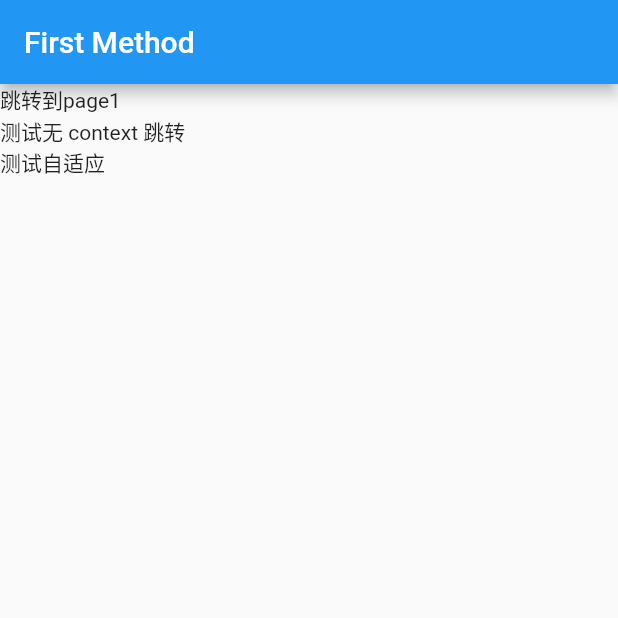
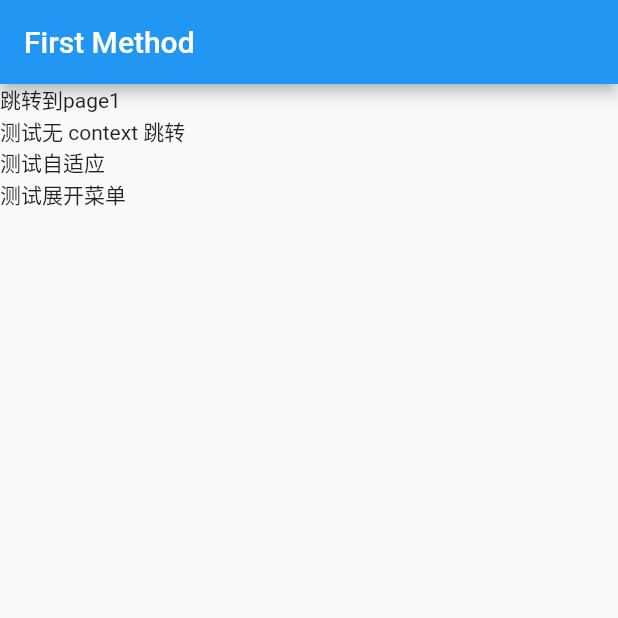
Before and after one commit to front-ck996/study_flutter, a Flutter app: the screen it shows after launch, on a phone screen of 412 x 824 dp, the top half of it. Run offline on Flutter 3.47's test engine with Material 2 defaults, Android fonts, the phone set to English and light mode, and no system bars; our stand-ins replace device_info_plus, flutter_screenutil, shared_preferences.

Commit message:
测试侧边栏

```diff
--- a/lib/main.dart
+++ b/lib/main.dart
@@ -90,6 +90,14 @@ class _MyHomePageState extends State<MyHomePage> {
                 CustomRouter.push(route: '/plug-screen-until');
               },
             ),
+            GestureDetector(
+              child: Text(
+                '测试展开菜单',
+              ),
+              onTap: () {
+                CustomRouter.push(route: '/UIExpanded');
+              },
+            ),
           ],
         ));
   }
--- a/lib/router/Router.dart
+++ b/lib/router/Router.dart
@@ -1,4 +1,5 @@
 import 'package:flutter/material.dart';
+import 'package:study_flutter/pages/UIExpanded/UIExpanded.dart';
 import 'package:study_flutter/pages/page1/Page1.dart';
 import 'package:study_flutter/pages/plugScreenutil/PlugScreenUntil.dart';
 import 'package:study_flutter/untils/GlobalNav.dart';
@@ -10,6 +11,7 @@ class CustomRouter extends StatelessWidget {
   static final routers = {
     '/form': (context, {arguments}) => FormPage(arguments: arguments),
     '/plug-screen-until': (context) => const PlugScreenUntil(),
+    '/UIExpanded': (context) => const UIExpanded(),
   };
 
   // 路由中间处理
```
Also changed, not shown: lib/pages/UIExpanded/UIExpanded.dart (added, +30 -0 lines), 1 other file.
